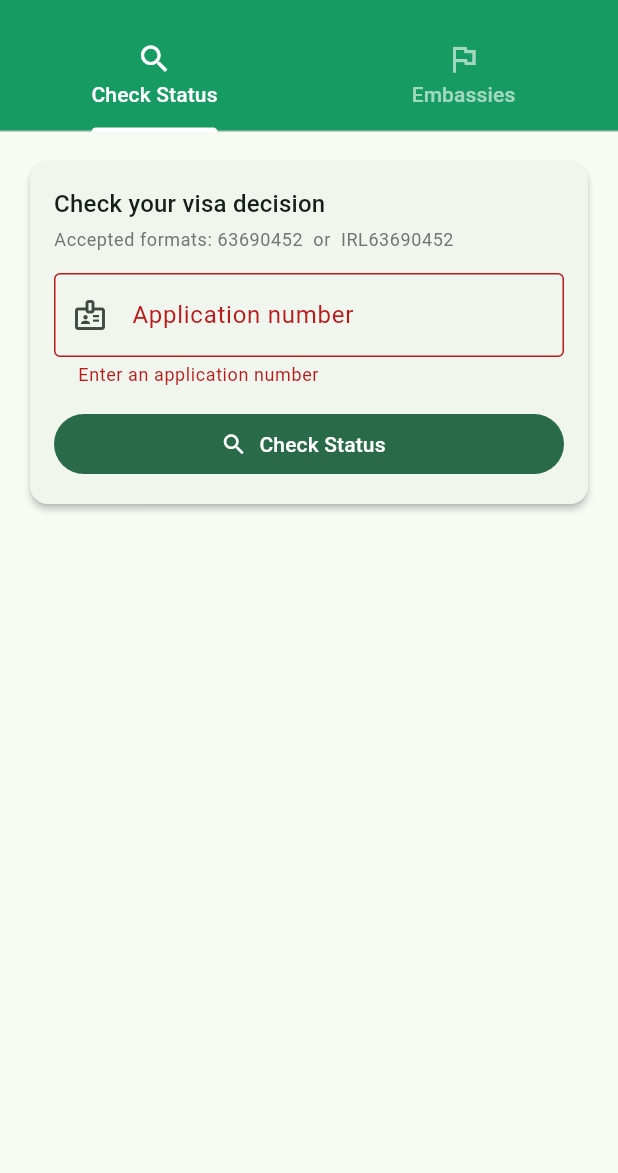
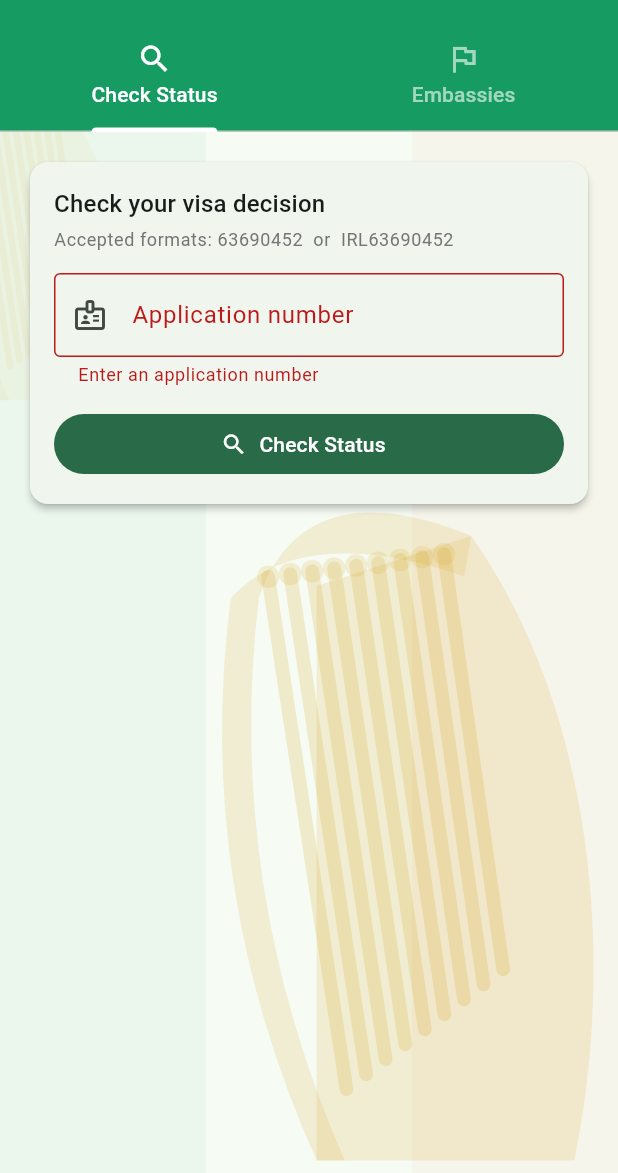
Before and after one commit to shayshankr/ireland-visa-checker-android, a Flutter app: the screen it shows after launch, after a tap on "Check Status", on a phone screen of 412 x 824 dp, the part 63-1236 px from its top. Run offline on Flutter 3.47's test engine with Material 3 defaults, Android fonts, the phone set to English and light mode, and no system bars; network calls fail.

Commit message:
Add custom app icon, Irish harp+flag background, bump version to 1.0.0+5

```diff
--- a/flutter_app/lib/screens/home_screen.dart
+++ b/flutter_app/lib/screens/home_screen.dart
@@ -4,6 +4,7 @@
 import '../providers/visa_provider.dart';
 import '../widgets/check_tab.dart';
 import '../widgets/embassies_tab.dart';
+import '../widgets/irish_background.dart';
 
 class HomeScreen extends StatefulWidget {
   const HomeScreen({super.key});
@@ -47,12 +48,14 @@
           ],
         ),
       ),
-      body: TabBarView(
-        controller: _tabController,
-        children: const [
-          CheckTab(),
-          EmbassiesTab(),
-        ],
+      body: IrishBackground(
+        child: TabBarView(
+          controller: _tabController,
+          children: const [
+            CheckTab(),
+            EmbassiesTab(),
+          ],
+        ),
       ),
     );
   }
--- /dev/null
+++ b/flutter_app/lib/widgets/irish_background.dart
@@ -0,0 +1,164 @@
+import 'package:flutter/material.dart';
+
+/// Irish-themed background:
+///  • Very faint tricolor flag bands (green / white / orange)
+///  • Gold harp silhouette watermark — bottom-right anchor
+class IrishBackgroundPainter extends CustomPainter {
+  final Color primaryColor;
+  const IrishBackgroundPainter({
+    this.primaryColor = const Color(0xFF169B62),
+  });
+
+  // ── Irish flag tricolor ──────────────────────────────────────────────────────
+  void _drawFlag(Canvas canvas, Size size) {
+    final third = size.width / 3;
+    final bands = [
+      (0.0,       const Color(0xFF169B62), 0.05), // green
+      (third,     const Color(0xFFFFFFFF), 0.04), // white
+      (third * 2, const Color(0xFFFF883E), 0.05), // orange
+    ];
+    for (final (x, col, op) in bands) {
+      canvas.drawRect(
+        Rect.fromLTWH(x, 0, third, size.height),
+        Paint()..color = col.withOpacity(op),
+      );
+    }
+  }
+
+  // ── Harp silhouette ──────────────────────────────────────────────────────────
+  void _drawHarp(Canvas canvas, Offset o, double sz, Paint fill) {
+    final w = sz * 0.55;
+    final h = sz;
+
+    // Soundbox
+    canvas.drawPath(
+      Path()
+        ..moveTo(o.dx + w * 0.25, o.dy + h)
+        ..lineTo(o.dx + w, o.dy + h)
+        ..cubicTo(o.dx + w * 1.12, o.dy + h * 0.68,
+                  o.dx + w * 1.06, o.dy + h * 0.28,
+                  o.dx + w * 0.70, o.dy)
+        ..lineTo(o.dx + w * 0.25, o.dy + h * 0.08)
+        ..close(),
+      fill,
+    );
+
+    // Forepillar
+    canvas.drawPath(
+      Path()
+        ..moveTo(o.dx, o.dy + h * 0.10)
+        ..quadraticBezierTo(o.dx - sz * 0.06, o.dy + h * 0.56,
+                            o.dx + w * 0.25,  o.dy + h)
+        ..lineTo(o.dx + w * 0.25 + sz * 0.045, o.dy + h)
+        ..quadraticBezierTo(o.dx - sz * 0.01, o.dy + h * 0.56,
+                            o.dx + sz * 0.045, o.dy + h * 0.10)
+        ..close(),
+      fill,
+    );
+
+    // Neck
+    canvas.drawPath(
+      Path()
+        ..moveTo(o.dx + sz * 0.045, o.dy + h * 0.10)
+        ..cubicTo(o.dx + w * 0.20, o.dy - h * 0.09,
+                  o.dx + w * 0.52, o.dy - h * 0.04,
+                  o.dx + w * 0.70, o.dy)
+        ..lineTo(o.dx + w * 0.68, o.dy + h * 0.065)
+        ..cubicTo(o.dx + w * 0.50, o.dy + h * 0.03,
+                  o.dx + w * 0.18, o.dy - h * 0.01,
+                  o.dx,             o.dy + h * 0.10)
+        ..close(),
+      fill,
+    );
+
+    // Strings (warm gold, slightly more visible)
+    final sPaint = Paint()
+      ..color = fill.color.withOpacity((fill.color.opacity * 1.3).clamp(0, 1))
+      ..style = PaintingStyle.stroke
+      ..strokeWidth = sz * 0.022
+      ..strokeCap = StrokeCap.round;
+
+    for (int i = 1; i <= 9; i++) {
+      final t = i / 10.0;
+      canvas.drawLine(
+        Offset(o.dx + w * 0.045 + t * w * 0.64,
+               o.dy + h * 0.07  - t * h * 0.045),
+        Offset(o.dx + w * 0.28  + t * w * 0.57,
+               o.dy + h * 0.91  - t * h * 0.24),
+        sPaint,
+      );
+    }
+
+    // Decorative tuning knobs along neck
+    final dotPaint = Paint()
+      ..color = fill.color
+      ..style = PaintingStyle.fill;
+    for (int i = 1; i <= 9; i++) {
+      final t = i / 10.0;
+      canvas.drawCircle(
+        Offset(o.dx + w * 0.045 + t * w * 0.64,
+               o.dy + h * 0.07  - t * h * 0.045),
+        sz * 0.018,
+        dotPaint,
+      );
+    }
+  }
+
+  @override
+  void paint(Canvas canvas, Size size) {
+    // 1 — Flag bands
+    _drawFlag(canvas, size);
+
+    // 2 — Large harp, anchored bottom-right, gold
+    final harpPaint = Paint()
+      ..color = const Color(0xFFD4A017).withOpacity(0.15)
+      ..style = PaintingStyle.fill;
+
+    final harpSize = size.height * 0.60;
+    _drawHarp(
+      canvas,
+      Offset(size.width - harpSize * 0.62, size.height - harpSize * 1.02),
+      harpSize,
+      harpPaint,
+    );
+
+    // 3 — Second smaller harp, top-left ghost
+    final ghostPaint = Paint()
+      ..color = const Color(0xFFD4A017).withOpacity(0.05)
+      ..style = PaintingStyle.fill;
+
+    final smallSize = size.height * 0.28;
+    _drawHarp(
+      canvas,
+      Offset(-smallSize * 0.15, -smallSize * 0.08),
+      smallSize,
+      ghostPaint,
+    );
+  }
+
+  @override
+  bool shouldRepaint(covariant CustomPainter old) => false;
+}
+
+/// Wraps [child] with the Irish flag + gold harp background.
+class IrishBackground extends StatelessWidget {
+  final Widget child;
+  final Color? color;
+  const IrishBackground({super.key, required this.child, this.color});
+
+  @override
+  Widget build(BuildContext context) {
+    return Stack(
+      children: [
+        Positioned.fill(
+          child: CustomPaint(
+            painter: IrishBackgroundPainter(
+              primaryColor: color ?? Theme.of(context).colorScheme.primary,
+            ),
+          ),
+        ),
+        child,
+      ],
+    );
+  }
+}
--- a/flutter_app/pubspec.yaml
+++ b/flutter_app/pubspec.yaml
@@ -1,7 +1,7 @@
 name: ireland_visa_checker
 description: Check Irish visa application decisions across multiple embassies.
 publish_to: 'none'
-version: 1.0.0+3
+version: 1.0.0+5
 
 environment:
   sdk: '>=3.3.0 <4.0.0'
```
Also changed, not shown: 12 other files.
